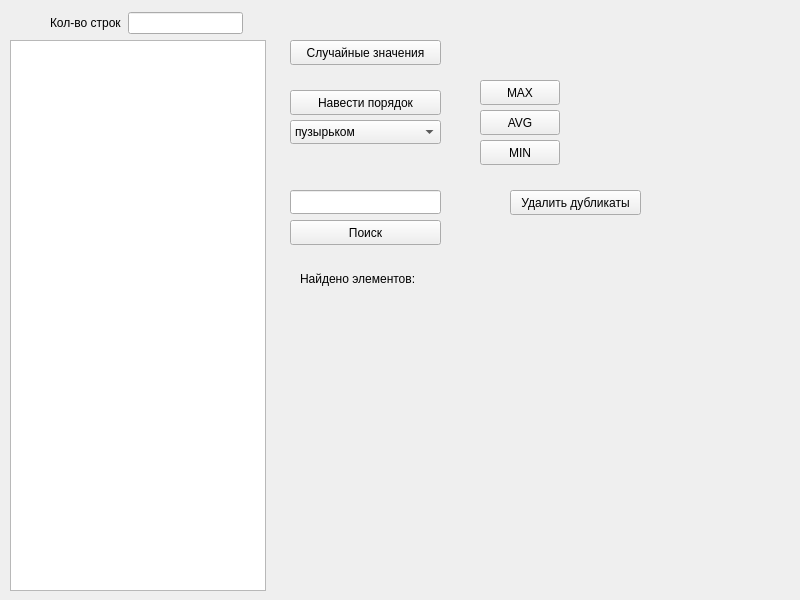
Before: the Qt Designer form widget.ui in NotHardEngineer/Tabel_sort, drawn with Qt 5.
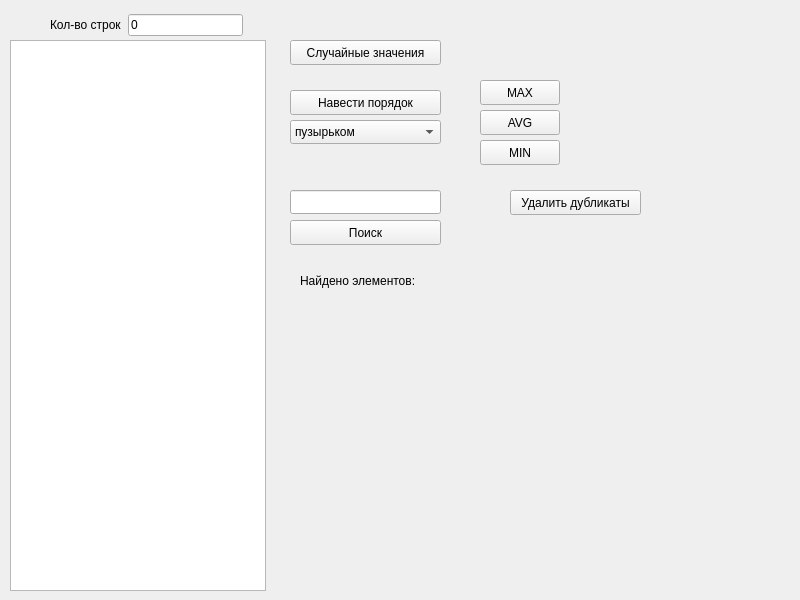
After: the same form once the commit is applied.

```diff
--- a/widget.ui
+++ b/widget.ui
@@ -107,7 +107,7 @@
      <x>50</x>
      <y>10</y>
      <width>193</width>
-     <height>26</height>
+     <height>30</height>
     </rect>
    </property>
    <layout class="QHBoxLayout" name="horizontalLayout">
@@ -119,7 +119,11 @@
      </widget>
     </item>
     <item>
-     <widget class="QLineEdit" name="rowCount_LineEdit"/>
+     <widget class="QLineEdit" name="rowCount_LineEdit">
+      <property name="text">
+       <string>0</string>
+      </property>
+     </widget>
     </item>
    </layout>
   </widget>
@@ -224,13 +228,13 @@
     <string>Удалить дубликаты</string>
    </property>
   </widget>
-  <widget class="QWidget" name="">
+  <widget class="QWidget" name="layoutWidget">
    <property name="geometry">
     <rect>
      <x>300</x>
      <y>270</y>
      <width>261</width>
-     <height>18</height>
+     <height>22</height>
     </rect>
    </property>
    <layout class="QHBoxLayout" name="horizontalLayout_2">
```
Left out of the diff: 2 changed lines with no effect on the pictures.
